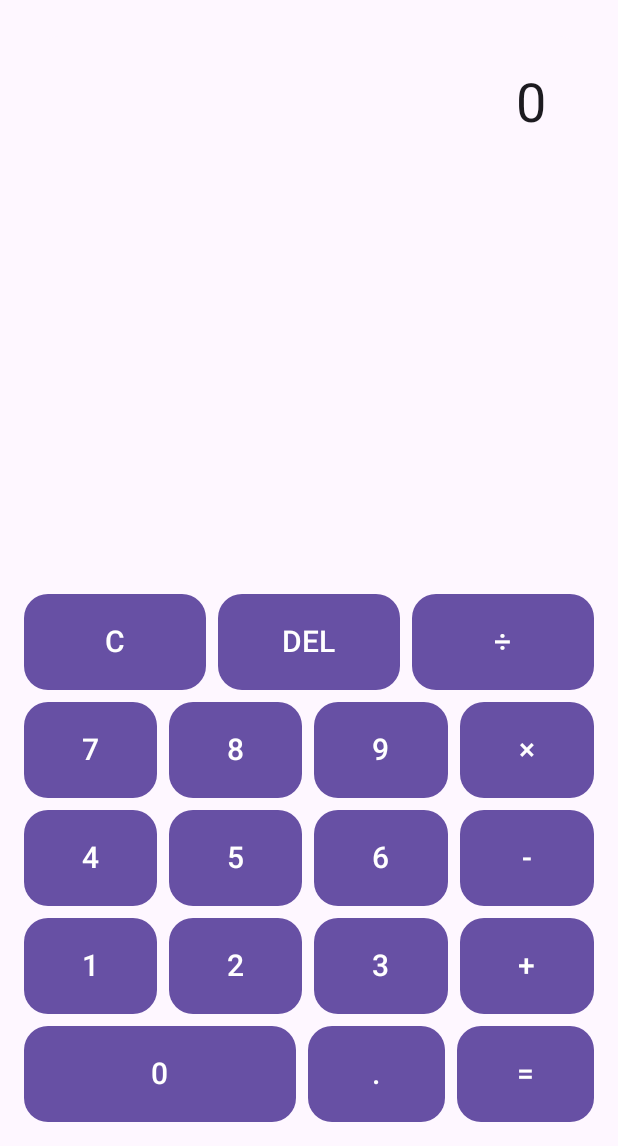
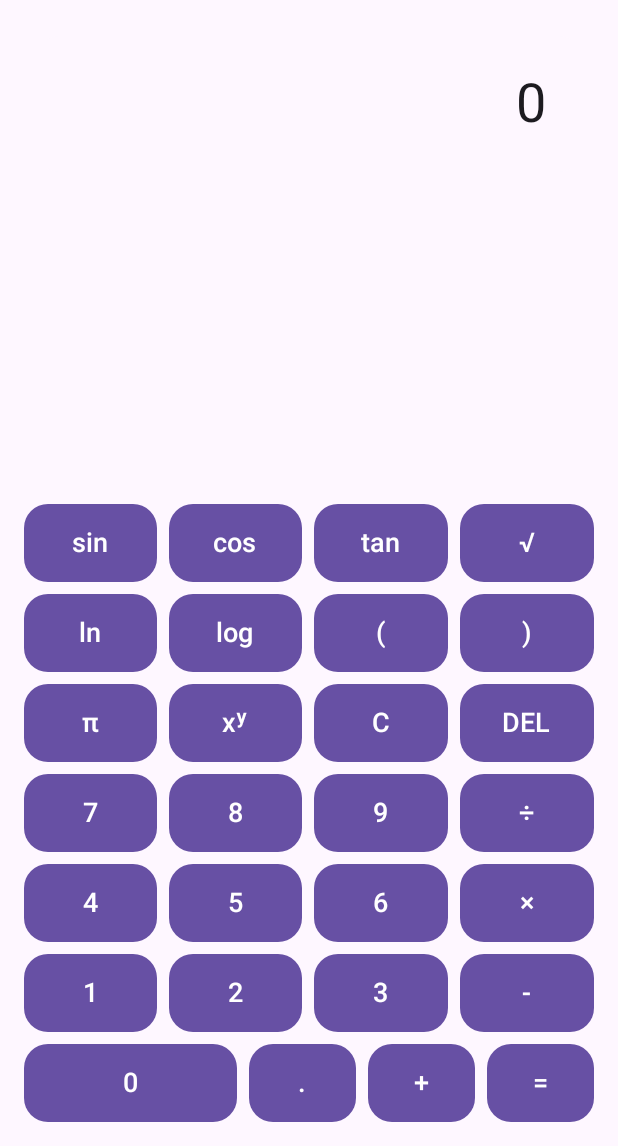
Before and after one commit to a-emadzeyada/Calc-App, an Android app built with Jetpack Compose: the screen it shows after launch (MainActivity), on a phone screen of 412 x 824 dp, the part 90-1236 px from its top. Run offline under Robolectric (Android 15) with nearby library versions, the phone set to English and light mode, and no system bars.

Commit message:
ui test & unit test

```diff
--- a/app/src/main/java/com/example/calcapp/ui/CalculatorScreen.kt
+++ b/app/src/main/java/com/example/calcapp/ui/CalculatorScreen.kt
@@ -1,7 +1,9 @@
 package com.example.calcapp.ui
 
+import android.annotation.SuppressLint
 import androidx.compose.foundation.background
 import androidx.compose.foundation.layout.Arrangement
+import androidx.compose.foundation.layout.BoxWithConstraints
 import androidx.compose.foundation.layout.Column
 import androidx.compose.foundation.layout.Row
 import androidx.compose.foundation.layout.Spacer
@@ -9,6 +11,8 @@ import androidx.compose.foundation.layout.fillMaxSize
 import androidx.compose.foundation.layout.fillMaxWidth
 import androidx.compose.foundation.layout.height
 import androidx.compose.foundation.layout.padding
+import androidx.compose.foundation.rememberScrollState
+import androidx.compose.foundation.verticalScroll
 import androidx.compose.foundation.shape.RoundedCornerShape
 import androidx.compose.material3.Button
 import androidx.compose.material3.ButtonDefaults
@@ -20,11 +24,13 @@ import androidx.compose.runtime.collectAsState
 import androidx.compose.runtime.getValue
 import androidx.compose.ui.Alignment
 import androidx.compose.ui.Modifier
+import androidx.compose.ui.platform.testTag
 import androidx.compose.ui.text.font.FontWeight
 import androidx.compose.ui.text.style.TextAlign
 import androidx.compose.ui.unit.dp
 import androidx.compose.ui.unit.sp
 
+@SuppressLint("UnusedBoxWithConstraintsScope")
 @Composable
 fun CalculatorScreen(
     viewModel: CalculatorViewModel
@@ -35,16 +41,59 @@ fun CalculatorScreen(
         modifier = Modifier.fillMaxSize(),
         color = MaterialTheme.colorScheme.background
     ) {
-        Column(
+        BoxWithConstraints(
             modifier = Modifier
                 .fillMaxSize()
-                .padding(16.dp),
+                .padding(16.dp)
+        ) {
+            val isLandscape = maxWidth > maxHeight
+
+            if (isLandscape) {
+                Row(
+                    modifier = Modifier.fillMaxSize(),
+                    horizontalArrangement = Arrangement.spacedBy(16.dp)
+                ) {
+                    DisplayArea(
+                        display = display,
+                        modifier = Modifier
+                            .weight(1f)
+                            .align(Alignment.CenterVertically)
+                    )
+                    KeypadArea(
+                        viewModel = viewModel,
+                        modifier = Modifier.weight(1.2f)
+                    )
+                }
+            } else {
+                Column(
+                    modifier = Modifier.fillMaxSize(),
                     verticalArrangement = Arrangement.SpaceBetween
                 ) {
-            Column(
+                    DisplayArea(
+                        display = display,
                         modifier = Modifier
                             .fillMaxWidth()
                             .padding(8.dp)
+                    )
+                    KeypadArea(
+                        viewModel = viewModel,
+                        modifier = Modifier
+                            .fillMaxWidth()
+                            .padding(top = 8.dp)
+                    )
+                }
+            }
+        }
+    }
+}
+
+@Composable
+private fun DisplayArea(
+    display: String,
+    modifier: Modifier = Modifier
+) {
+    Column(
+        modifier = modifier
     ) {
         Text(
             text = "Calculator",
@@ -60,54 +109,86 @@ fun CalculatorScreen(
                     color = MaterialTheme.colorScheme.surface,
                     shape = RoundedCornerShape(16.dp)
                 )
-                        .padding(24.dp),
+                .padding(24.dp)
+                .testTag("display"),
             fontSize = 36.sp,
             textAlign = TextAlign.End,
-                    maxLines = 2
+            maxLines = 3
         )
     }
+}
 
+@Composable
+private fun KeypadArea(
+    viewModel: CalculatorViewModel,
+    modifier: Modifier = Modifier
+) {
     Column(
-                modifier = Modifier.fillMaxWidth(),
+        modifier = modifier.verticalScroll(rememberScrollState()),
         verticalArrangement = Arrangement.spacedBy(8.dp)
     ) {
+        // Scientific row 1
         Row(
             modifier = Modifier.fillMaxWidth(),
             horizontalArrangement = Arrangement.spacedBy(8.dp)
         ) {
-                    CalcButton("C", Modifier.weight(1f)) { viewModel.onClear() }
-                    CalcButton("DEL", Modifier.weight(1f)) { viewModel.onDelete() }
-                    CalcButton("÷", Modifier.weight(1f)) { viewModel.onSymbolClick("÷") }
+            CalcButton("sin", Modifier.weight(1f).testTag("btn_sin")) { viewModel.onSymbolClick("sin(") }
+            CalcButton("cos", Modifier.weight(1f).testTag("btn_cos")) { viewModel.onSymbolClick("cos(") }
+            CalcButton("tan", Modifier.weight(1f).testTag("btn_tan")) { viewModel.onSymbolClick("tan(") }
+            CalcButton("√", Modifier.weight(1f).testTag("btn_sqrt")) { viewModel.onSymbolClick("sqrt(") }
+        }
+
+        // Scientific row 2
+        Row(
+            modifier = Modifier.fillMaxWidth(),
+            horizontalArrangement = Arrangement.spacedBy(8.dp)
+        ) {
+            CalcButton("ln", Modifier.weight(1f).testTag("btn_ln")) { viewModel.onSymbolClick("ln(") }
+            CalcButton("log", Modifier.weight(1f).testTag("btn_log")) { viewModel.onSymbolClick("log(") }
+            CalcButton("(", Modifier.weight(1f).testTag("btn_open_paren")) { viewModel.onSymbolClick("(") }
+            CalcButton(")", Modifier.weight(1f).testTag("btn_close_paren")) { viewModel.onSymbolClick(")") }
+        }
+
+        // Scientific row 3
+        Row(
+            modifier = Modifier.fillMaxWidth(),
+            horizontalArrangement = Arrangement.spacedBy(8.dp)
+        ) {
+            CalcButton("π", Modifier.weight(1f).testTag("btn_pi")) { viewModel.onSymbolClick("π") }
+            CalcButton("xʸ", Modifier.weight(1f).testTag("btn_pow")) { viewModel.onSymbolClick("^") }
+            CalcButton("C", Modifier.weight(1f).testTag("btn_clear")) { viewModel.onClear() }
+            CalcButton("DEL", Modifier.weight(1f).testTag("btn_del")) { viewModel.onDelete() }
+        }
+
+        // Digits and basic operators
+        Row(
+            modifier = Modifier.fillMaxWidth(),
+            horizontalArrangement = Arrangement.spacedBy(8.dp)
+        ) {
+            CalcButton("7", Modifier.weight(1f).testTag("btn_7")) { viewModel.onSymbolClick("7") }
+            CalcButton("8", Modifier.weight(1f).testTag("btn_8")) { viewModel.onSymbolClick("8") }
+            CalcButton("9", Modifier.weight(1f).testTag("btn_9")) { viewModel.onSymbolClick("9") }
+            CalcButton("÷", Modifier.weight(1f).testTag("btn_div")) { viewModel.onSymbolClick("÷") }
         }
 
         Row(
             modifier = Modifier.fillMaxWidth(),
             horizontalArrangement = Arrangement.spacedBy(8.dp)
         ) {
-                    CalcButton("7", Modifier.weight(1f)) { viewModel.onSymbolClick("7") }
-                    CalcButton("8", Modifier.weight(1f)) { viewModel.onSymbolClick("8") }
-                    CalcButton("9", Modifier.weight(1f)) { viewModel.onSymbolClick("9") }
-                    CalcButton("×", Modifier.weight(1f)) { viewModel.onSymbolClick("×") }
+            CalcButton("4", Modifier.weight(1f).testTag("btn_4")) { viewModel.onSymbolClick("4") }
+            CalcButton("5", Modifier.weight(1f).testTag("btn_5")) { viewModel.onSymbolClick("5") }
+            CalcButton("6", Modifier.weight(1f).testTag("btn_6")) { viewModel.onSymbolClick("6") }
+            CalcButton("×", Modifier.weight(1f).testTag("btn_mul")) { viewModel.onSymbolClick("×") }
         }
 
         Row(
             modifier = Modifier.fillMaxWidth(),
             horizontalArrangement = Arrangement.spacedBy(8.dp)
         ) {
-                    CalcButton("4", Modifier.weight(1f)) { viewModel.onSymbolClick("4") }
-                    CalcButton("5", Modifier.weight(1f)) { viewModel.onSymbolClick("5") }
-                    CalcButton("6", Modifier.weight(1f)) { viewModel.onSymbolClick("6") }
-                    CalcButton("-", Modifier.weight(1f)) { viewModel.onSymbolClick("-") }
-                }
-
-                Row(
-                    modifier = Modifier.fillMaxWidth(),
-                    horizontalArrangement = Arrangement.spacedBy(8.dp)
-                ) {
-                    CalcButton("1", Modifier.weight(1f)) { viewModel.onSymbolClick("1") }
-                    CalcButton("2", Modifier.weight(1f)) { viewModel.onSymbolClick("2") }
-                    CalcButton("3", Modifier.weight(1f)) { viewModel.onSymbolClick("3") }
-                    CalcButton("+", Modifier.weight(1f)) { viewModel.onSymbolClick("+") }
+            CalcButton("1", Modifier.weight(1f).testTag("btn_1")) { viewModel.onSymbolClick("1") }
+            CalcButton("2", Modifier.weight(1f).testTag("btn_2")) { viewModel.onSymbolClick("2") }
+            CalcButton("3", Modifier.weight(1f).testTag("btn_3")) { viewModel.onSymbolClick("3") }
+            CalcButton("-", Modifier.weight(1f).testTag("btn_minus")) { viewModel.onSymbolClick("-") }
         }
 
         Row(
@@ -115,11 +196,10 @@ fun CalculatorScreen(
             horizontalArrangement = Arrangement.spacedBy(8.dp),
             verticalAlignment = Alignment.CenterVertically
         ) {
-                    CalcButton("0", Modifier.weight(2f)) { viewModel.onSymbolClick("0") }
-                    CalcButton(".", Modifier.weight(1f)) { viewModel.onSymbolClick(".") }
-                    CalcButton("=", Modifier.weight(1f)) { viewModel.onEquals() }
-                }
-            }
+            CalcButton("0", Modifier.weight(2f).testTag("btn_0")) { viewModel.onSymbolClick("0") }
+            CalcButton(".", Modifier.weight(1f).testTag("btn_dot")) { viewModel.onSymbolClick(".") }
+            CalcButton("+", Modifier.weight(1f).testTag("btn_plus")) { viewModel.onSymbolClick("+") }
+            CalcButton("=", Modifier.weight(1f).testTag("btn_equals")) { viewModel.onEquals() }
         }
     }
 }
@@ -132,7 +212,7 @@ private fun CalcButton(
 ) {
     Button(
         onClick = onClick,
-        modifier = modifier.height(64.dp),
+        modifier = modifier.height(52.dp),
         shape = RoundedCornerShape(16.dp),
         colors = ButtonDefaults.buttonColors(
             containerColor = MaterialTheme.colorScheme.primary
@@ -140,7 +220,7 @@ private fun CalcButton(
     ) {
         Text(
             text = text,
-            fontSize = 20.sp,
+            fontSize = 18.sp,
             fontWeight = FontWeight.SemiBold
         )
     }
```
Also changed, not shown: app/src/main/java/com/example/calcapp/domain/CalculatorImpl.kt (+244 -49 lines), 53 other files. Lines whose indentation alone changed are shown as unchanged.
